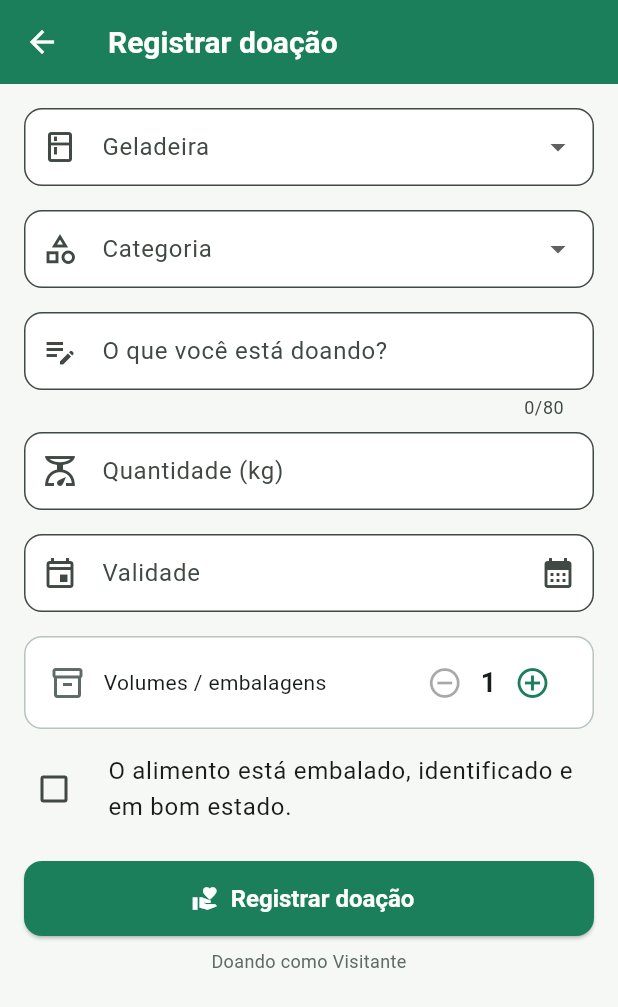
After one commit to Ruan-Ribeiro00/geladeira-solidaria-app, a Flutter app: the NovaDoacaoScreen screen opened by its route, on a phone screen of 412 x 824 dp. The commit adds this screen. Shown: the top 1007 px of the screen. Run offline on Flutter 3.47's test engine with Material 3 defaults, Android fonts, the phone set to English and light mode, and no system bars.

Commit message:
feat: registro de doação com formulário, contador e SnackBar

```diff
--- a/lib/main.dart
+++ b/lib/main.dart
@@ -3,6 +3,7 @@ import 'package:flutter/material.dart';
 import 'screens/detalhe_geladeira_screen.dart';
 import 'screens/geladeiras_screen.dart';
 import 'screens/login_screen.dart';
+import 'screens/nova_doacao_screen.dart';
 import 'tema.dart';
 
 void main() {
@@ -23,6 +24,7 @@ class GeladeiraSolidariaApp extends StatelessWidget {
         '/': (context) => const LoginScreen(),
         '/geladeiras': (context) => const GeladeirasScreen(),
         '/detalhe': (context) => const DetalheGeladeiraScreen(), // recebe o id da geladeira
+        '/doacao': (context) => const NovaDoacaoScreen(), // recebe o id da geladeira
       },
     );
   }
--- /dev/null
+++ b/lib/screens/nova_doacao_screen.dart
@@ -0,0 +1,310 @@
+import 'package:flutter/material.dart';
+
+import '../data/repositorio.dart';
+import '../models/modelos.dart';
+import '../tema.dart';
+
+/// Tela 4 — Registrar doação. Formulário com `GlobalKey<FormState>`, validações,
+/// contador de volumes (setState) e SnackBar com o resultado das regras (RN4).
+class NovaDoacaoScreen extends StatefulWidget {
+  const NovaDoacaoScreen({super.key});
+
+  @override
+  State<NovaDoacaoScreen> createState() => _NovaDoacaoScreenState();
+}
+
+class _NovaDoacaoScreenState extends State<NovaDoacaoScreen> {
+  final repo = Repositorio.instancia;
+  final _formKey = GlobalKey<FormState>();
+  final _descricaoController = TextEditingController();
+  final _quantidadeController = TextEditingController();
+  final _validadeController = TextEditingController();
+
+  Geladeira? _geladeira;
+  Categoria? _categoria;
+  DateTime? _validade;
+  int _volumes = 1;
+  bool _declarou = false;
+
+  @override
+  void didChangeDependencies() {
+    super.didChangeDependencies();
+    // A geladeira vem como parâmetro da rota (id)
+    if (_geladeira == null) {
+      final id = ModalRoute.of(context)?.settings.arguments as int?;
+      _geladeira = id == null ? null : repo.geladeira(id);
+    }
+  }
+
+  @override
+  void dispose() {
+    _descricaoController.dispose();
+    _quantidadeController.dispose();
+    _validadeController.dispose();
+    super.dispose();
+  }
+
+  double? _lerKg(String? texto) => double.tryParse((texto ?? '').trim().replaceAll(',', '.'));
+
+  Future<void> _escolherValidade() async {
+    final hoje = DateUtils.dateOnly(DateTime.now());
+    final escolhida = await showDatePicker(
+      context: context,
+      initialDate: _validade ?? hoje.add(const Duration(days: 3)),
+      firstDate: hoje.subtract(const Duration(days: 30)), // permite escolher vencido para a validação avisar
+      lastDate: hoje.add(const Duration(days: 730)),
+      helpText: 'Validade do alimento',
+    );
+    if (escolhida != null) {
+      setState(() {
+        _validade = escolhida;
+        _validadeController.text = formatarData(escolhida);
+      });
+    }
+  }
+
+  void _enviar() {
+    final messenger = ScaffoldMessenger.of(context);
+    messenger.hideCurrentSnackBar();
+
+    if (!_formKey.currentState!.validate()) {
+      messenger.showSnackBar(const SnackBar(
+        content: Text('Confira os campos destacados.'),
+        backgroundColor: Cores.critico,
+      ));
+      return;
+    }
+    if (!_declarou) {
+      messenger.showSnackBar(const SnackBar(
+        content: Text('Confirme que o alimento está embalado e em bom estado.'),
+        backgroundColor: Cores.atencao,
+      ));
+      return;
+    }
+
+    final resultado = repo.registrarDoacao(
+      geladeira: _geladeira!,
+      categoria: _categoria!,
+      descricao: _descricaoController.text.trim(),
+      quantidadeKg: _lerKg(_quantidadeController.text)!,
+      volumes: _volumes,
+      dtValidade: _validade!,
+    );
+
+    if (resultado.sucesso) {
+      messenger.showSnackBar(SnackBar(content: Text(resultado.mensagem), backgroundColor: Cores.ok));
+      Navigator.pop(context, true);
+      return;
+    }
+
+    final sugestao = resultado.sugestao;
+    messenger.showSnackBar(SnackBar(
+      content: Text(resultado.mensagem),
+      backgroundColor: Cores.critico,
+      duration: const Duration(seconds: 6),
+      action: sugestao == null
+          ? null
+          : SnackBarAction(
+              label: 'Usar ${sugestao.bairro}',
+              textColor: Colors.white,
+              onPressed: () => setState(() => _geladeira = sugestao),
+            ),
+    ));
+  }
+
+  @override
+  Widget build(BuildContext context) {
+    final ativas = repo.geladeiras.where((g) => g.status == StatusGeladeira.ativa).toList();
+    final g = _geladeira;
+
+    return Scaffold(
+      appBar: AppBar(title: const Text('Registrar doação')),
+      body: Form(
+        key: _formKey,
+        child: ListView(
+          padding: const EdgeInsets.all(16),
+          children: [
+            DropdownButtonFormField<Geladeira>(
+              key: const Key('campoGeladeira'),
+              // ignore: deprecated_member_use
+              value: g,
+              isExpanded: true,
+              decoration: const InputDecoration(
+                labelText: 'Geladeira',
+                prefixIcon: Icon(Icons.kitchen_outlined),
+              ),
+              items: ativas
+                  .map((x) => DropdownMenuItem(value: x, child: Text(x.bairro, overflow: TextOverflow.ellipsis)))
+                  .toList(),
+              onChanged: (x) => setState(() => _geladeira = x),
+              validator: (x) => x == null ? 'Escolha a geladeira' : null,
+            ),
+            if (g != null) _resumoGeladeira(g),
+            const SizedBox(height: 16),
+            DropdownButtonFormField<Categoria>(
+              key: const Key('campoCategoria'),
+              // ignore: deprecated_member_use
+              value: _categoria,
+              isExpanded: true,
+              decoration: const InputDecoration(
+                labelText: 'Categoria',
+                prefixIcon: Icon(Icons.category_outlined),
+              ),
+              items: repo.categorias
+                  .map((c) => DropdownMenuItem(
+                        value: c,
+                        child: Row(
+                          children: [
+                            Icon(c.icone, size: 20, color: Cores.verde),
+                            const SizedBox(width: 8),
+                            Expanded(child: Text(c.nome)),
+                            if (c.refrigerado) const Icon(Icons.ac_unit, size: 16, color: Cores.textoSuave),
+                          ],
+                        ),
+                      ))
+                  .toList(),
+              onChanged: (c) => setState(() => _categoria = c),
+              validator: (c) => c == null ? 'Escolha a categoria' : null,
+            ),
+            const SizedBox(height: 16),
+            TextFormField(
+              key: const Key('campoDescricao'),
+              controller: _descricaoController,
+              textCapitalization: TextCapitalization.sentences,
+              maxLength: 80,
+              decoration: const InputDecoration(
+                labelText: 'O que você está doando?',
+                hintText: 'Ex.: Iogurte natural, marmitas de arroz e feijão',
+                prefixIcon: Icon(Icons.edit_note),
+              ),
+              validator: (v) {
+                if ((v ?? '').trim().isEmpty) return 'Descreva o alimento';
+                if (v!.trim().length < 3) return 'Descrição muito curta';
+                return null;
+              },
+            ),
+            const SizedBox(height: 8),
+            TextFormField(
+              key: const Key('campoQuantidade'),
+              controller: _quantidadeController,
+              keyboardType: const TextInputType.numberWithOptions(decimal: true),
+              decoration: const InputDecoration(
+                labelText: 'Quantidade (kg)',
+                hintText: 'Ex.: 2,5',
+                prefixIcon: Icon(Icons.scale_outlined),
+                suffixText: 'kg',
+              ),
+              validator: (v) {
+                final kg = _lerKg(v);
+                if (kg == null) return 'Informe a quantidade em kg';
+                if (kg <= 0) return 'A quantidade precisa ser maior que zero';
+                if (kg > 100) return 'Para mais de 100 kg, fale com um voluntário';
+                return null;
+              },
+            ),
+            const SizedBox(height: 16),
+            TextFormField(
+              key: const Key('campoValidade'),
+              controller: _validadeController,
+              readOnly: true,
+              onTap: _escolherValidade,
+              decoration: const InputDecoration(
+                labelText: 'Validade',
+                prefixIcon: Icon(Icons.event_outlined),
+                suffixIcon: Icon(Icons.calendar_month),
+              ),
+              validator: (_) {
+                if (_validade == null) return 'Escolha a data de validade';
+                if (_validade!.isBefore(DateUtils.dateOnly(DateTime.now()))) {
+                  return 'Alimento vencido não pode ser doado';
+                }
+                return null;
+              },
+            ),
+            const SizedBox(height: 16),
+            // ------------------------------------------------ contador (setState)
+            Container(
+              padding: const EdgeInsets.symmetric(horizontal: 16, vertical: 6),
+              decoration: BoxDecoration(
+                color: Colors.white,
+                borderRadius: BorderRadius.circular(12),
+                border: Border.all(color: const Color(0xFFB9C4BE)),
+              ),
+              child: Row(
+                children: [
+                  const Icon(Icons.inventory_2_outlined, color: Cores.textoSuave),
+                  const SizedBox(width: 12),
+                  const Expanded(child: Text('Volumes / embalagens')),
+                  IconButton(
+                    key: const Key('menosVolume'),
+                    icon: const Icon(Icons.remove_circle_outline),
+                    color: Cores.verde,
+                    onPressed: _volumes > 1 ? () => setState(() => _volumes--) : null,
+                  ),
+                  Text('$_volumes',
+                      key: const Key('contadorVolumes'),
+                      style: const TextStyle(fontSize: 18, fontWeight: FontWeight.bold)),
+                  IconButton(
+                    key: const Key('maisVolume'),
+                    icon: const Icon(Icons.add_circle_outline),
+                    color: Cores.verde,
+                    onPressed: _volumes < 99 ? () => setState(() => _volumes++) : null,
+                  ),
+                ],
+              ),
+            ),
+            const SizedBox(height: 8),
+            CheckboxListTile(
+              key: const Key('checkDeclaracao'),
+              value: _declarou,
+              onChanged: (v) => setState(() => _declarou = v ?? false),
+              controlAffinity: ListTileControlAffinity.leading,
+              contentPadding: EdgeInsets.zero,
+              activeColor: Cores.verde,
+              title: const Text('O alimento está embalado, identificado e em bom estado.'),
+            ),
+            const SizedBox(height: 16),
+            ElevatedButton.icon(
+              key: const Key('botaoRegistrar'),
+              onPressed: _enviar,
+              icon: const Icon(Icons.volunteer_activism),
+              label: const Text('Registrar doação'),
+            ),
+            const SizedBox(height: 8),
+            Text(
+              'Doando como ${repo.usuario.nome}',
+              textAlign: TextAlign.center,
+              style: const TextStyle(color: Cores.textoSuave, fontSize: 12),
+            ),
+          ],
+        ),
+      ),
+    );
+  }
+
+  Widget _resumoGeladeira(Geladeira g) {
+    final livre = repo.livreKg(g);
+    final quente = g.temperaturaC > Regras.tempMaxGeral;
+    return Container(
+      margin: const EdgeInsets.only(top: 8),
+      padding: const EdgeInsets.all(12),
+      decoration: BoxDecoration(
+        color: quente ? const Color(0xFFFDECEC) : Cores.verdeClaro,
+        borderRadius: BorderRadius.circular(12),
+      ),
+      child: Row(
+        children: [
+          Icon(quente ? Icons.warning_amber : Icons.info_outline,
+              color: quente ? Cores.critico : Cores.verde),
+          const SizedBox(width: 10),
+          Expanded(
+            child: Text(
+              'Cabem ${dec(livre)} kg · ${dec(g.temperaturaC)} °C'
+              '${quente ? ' (quente: evite refrigerados)' : ''}',
+            ),
+          ),
+        ],
+      ),
+    );
+  }
+}
```
